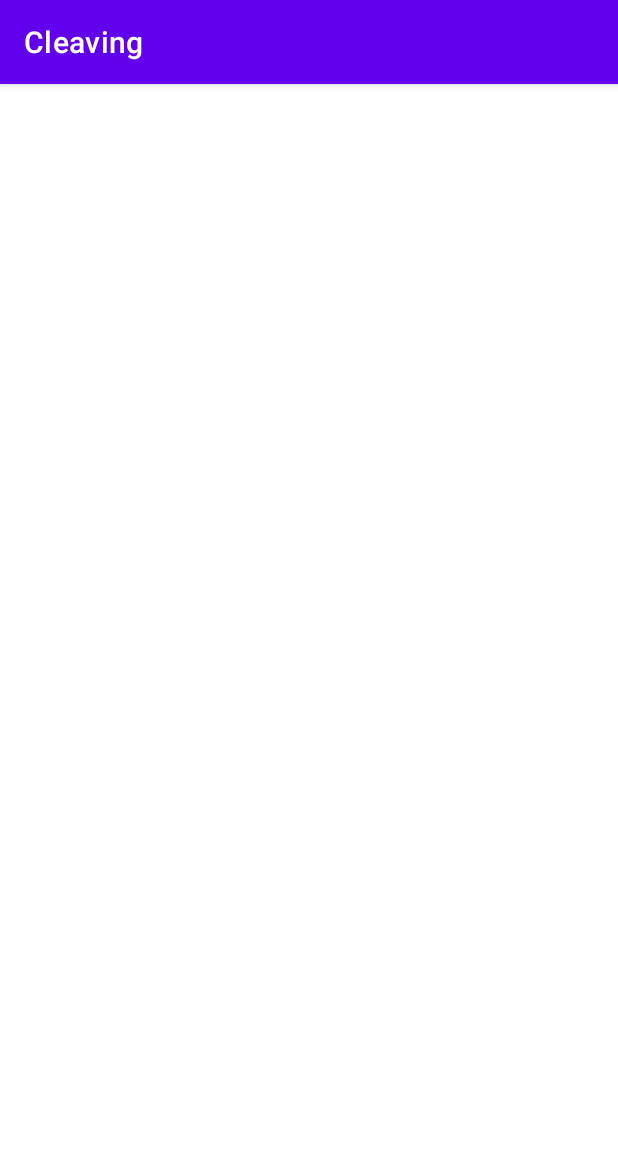
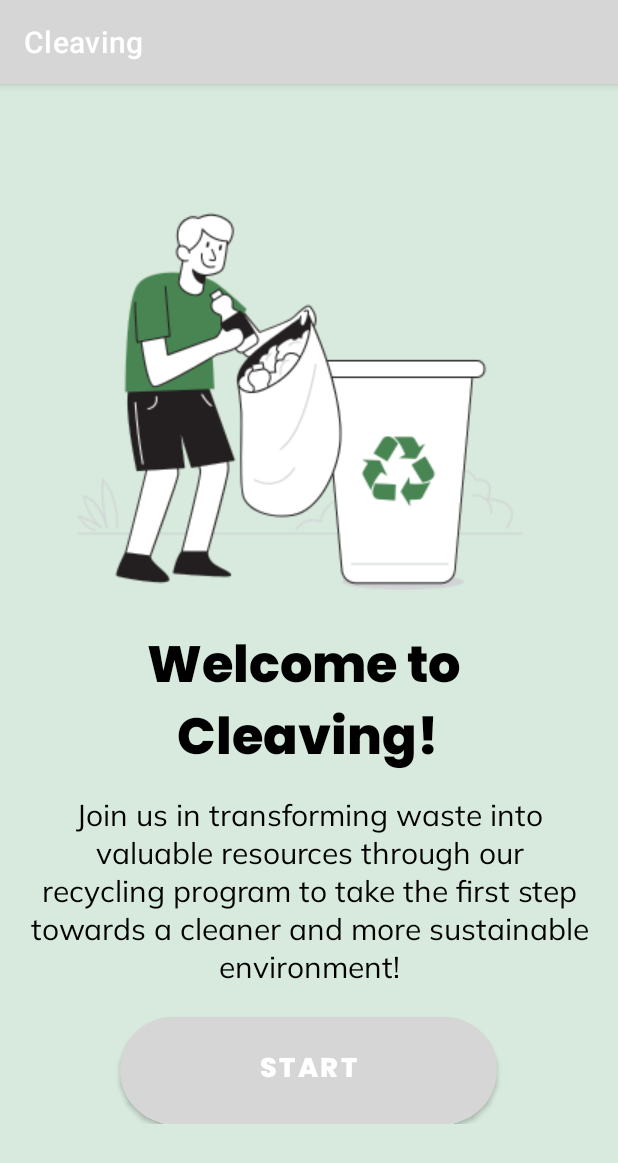
Before and after one commit to RezaConz/Cleaving, an Android app: the OnBoardingPage screen opened directly, with no data from a screen before it, on a phone screen of 412 x 824 dp. Shown: the top 1163 px of the screen. Run offline under Robolectric (Android 15) with nearby library versions, the phone set to English and light mode, and no system bars.

Commit message:
OnBoardingPage

```diff
--- a/app/src/main/res/layout/activity_on_boarding_page.xml
+++ b/app/src/main/res/layout/activity_on_boarding_page.xml
@@ -1,9 +1,58 @@
 <?xml version="1.0" encoding="utf-8"?>
-<androidx.constraintlayout.widget.ConstraintLayout xmlns:android="http://schemas.android.com/apk/res/android"
+<RelativeLayout xmlns:android="http://schemas.android.com/apk/res/android"
     xmlns:app="http://schemas.android.com/apk/res-auto"
     xmlns:tools="http://schemas.android.com/tools"
     android:layout_width="match_parent"
     android:layout_height="match_parent"
-    tools:context=".OnBoardingPage">
+    tools:context=".OnBoardingPage"
+    android:background="@color/secondary">
 
-</androidx.constraintlayout.widget.ConstraintLayout>
+    <ImageView
+        android:id="@+id/OnBoardingPage"
+        android:layout_width="wrap_content"
+        android:layout_height="wrap_content"
+        android:src="@drawable/onboarding"
+        android:layout_marginTop="60dp"/>
+
+    <LinearLayout
+        android:layout_width="wrap_content"
+        android:layout_height="wrap_content"
+        android:orientation="vertical"
+        android:layout_below="@+id/OnBoardingPage">
+
+        <TextView
+            android:layout_width="wrap_content"
+            android:layout_height="wrap_content"
+            android:text="Welcome to \nCleaving!"
+            android:textAlignment="center"
+            android:textSize="34dp"
+            android:fontFamily="@font/poppins_extrabold"
+            android:textColor="@color/black"
+            android:layout_gravity="center"/>
+
+        <TextView
+            android:layout_width="wrap_content"
+            android:layout_height="wrap_content"
+            android:text="Join us in transforming waste into valuable resources through our recycling program to take the first step towards a cleaner and more sustainable environment!"
+            android:textAlignment="center"
+            android:textSize="20dp"
+            android:fontFamily="@font/mulish_regular"
+            android:layout_marginTop="5dp"
+            android:textColor="@color/black"
+            android:paddingStart="20dp"
+            android:paddingEnd="20dp"/>
+
+        <Button
+            android:id="@+id/ButtonOnBoarding"
+            android:layout_width="wrap_content"
+            android:layout_height="wrap_content"
+            android:width="251dp"
+            android:height="71dp"
+            android:layout_marginTop="20dp"
+            android:background="@drawable/button_shape"
+            android:layout_gravity="center"
+            android:text="START"
+            android:textSize="18dp"
+            android:fontFamily="@font/poppins_extrabold"/>
+    </LinearLayout>
+</RelativeLayout>
--- a/app/src/main/res/values/colors.xml
+++ b/app/src/main/res/values/colors.xml
@@ -1,7 +1,7 @@
 <?xml version="1.0" encoding="utf-8"?>
 <resources>
-    <color name="action_primary">#FFBB86FC</color>
-    <color name="purple_500">#FF6200EE</color>
+    <color name="action_primary">#498553</color>
+    <color name="secondary">#D7EADD</color>
     <color name="purple_700">#FF3700B3</color>
     <color name="teal_200">#FF03DAC5</color>
     <color name="teal_700">#FF018786</color>
```
Also changed, not shown: app/src/main/res/drawable/onboarding.png (added).
